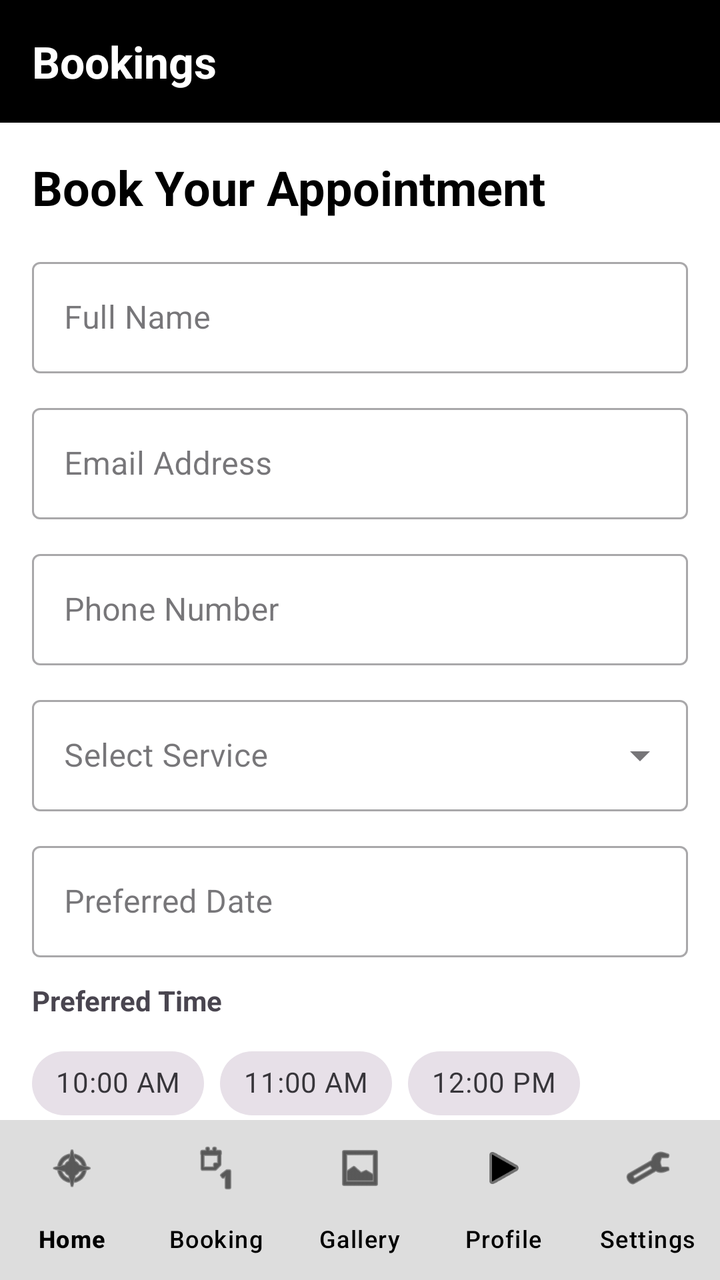
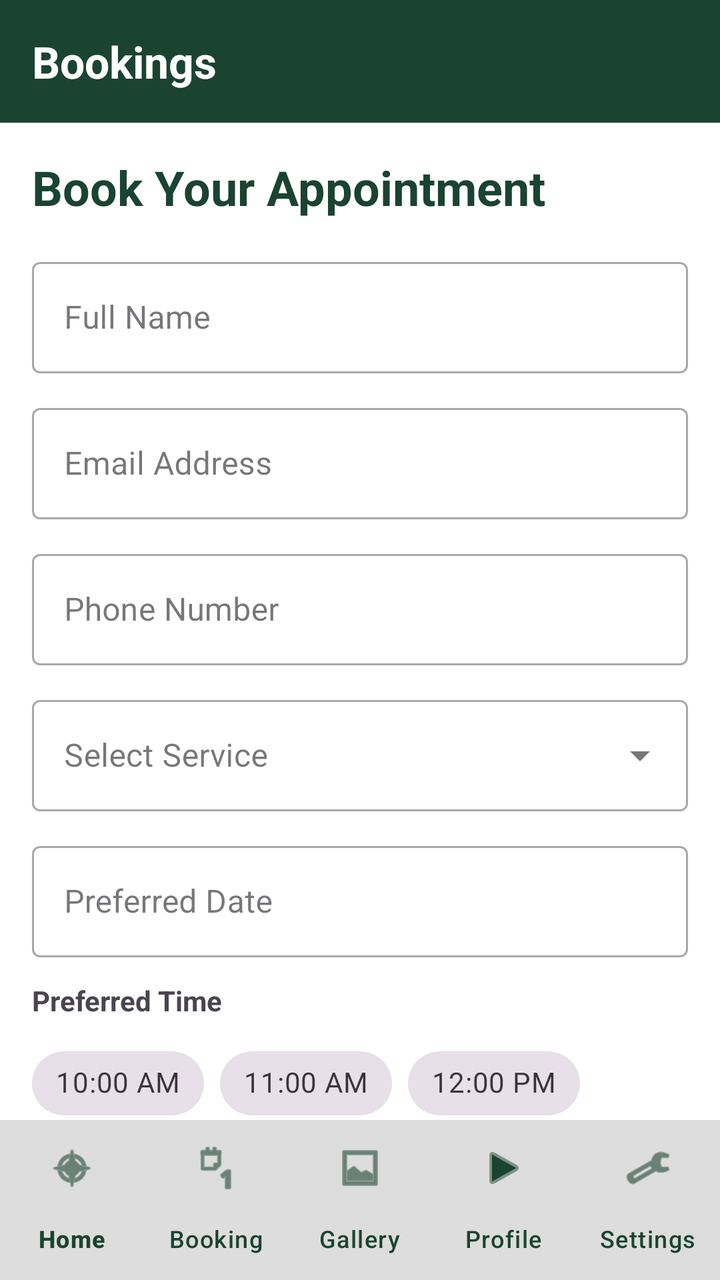

Screens rendered from an Android XML layout before and after an edit, with the pre-edit source and the edit as a unified diff.
<!-- AndroidManifest.xml: application theme Theme.Moes -->
<!-- res/layout/activity_booking_screen.xml -->
<?xml version="1.0" encoding="utf-8"?>
<RelativeLayout xmlns:android="http://schemas.android.com/apk/res/android"
    xmlns:app="http://schemas.android.com/apk/res-auto"
    xmlns:tools="http://schemas.android.com/tools"
    android:id="@+id/main"
    android:layout_width="match_parent"
    android:layout_height="match_parent"
    android:background="@color/white"
    tools:context=".BookingScreen">

    <RelativeLayout
        android:id="@+id/navBar"
        android:layout_width="match_parent"
        android:layout_height="wrap_content"
        android:padding="16dp"
        android:background="@color/black">

        <TextView
            android:layout_width="wrap_content"
            android:layout_height="wrap_content"
            android:text="Bookings"
            android:textColor="@color/white"
            android:textSize="22sp"
            android:textStyle="bold" />
    </RelativeLayout>

    <com.google.android.material.bottomnavigation.BottomNavigationView
        android:id="@+id/bottomNavigation"
        android:layout_width="match_parent"
        android:layout_height="wrap_content"
        android:layout_alignParentBottom="true"
        android:background="#22000000"
        app:itemIconTint="@color/black"
        app:itemTextColor="@color/black"
        app:labelVisibilityMode="labeled"
        app:menu="@menu/bottom_nav_menu" />

    <androidx.core.widget.NestedScrollView
        android:layout_width="match_parent"
        android:layout_height="match_parent"
        android:layout_below="@id/navBar"
        android:layout_above="@id/bottomNavigation"
        android:fillViewport="true">

        <LinearLayout
            android:layout_width="match_parent"
            android:layout_height="wrap_content"
            android:orientation="vertical"
            android:padding="16dp">

            <TextView
                android:layout_width="wrap_content"
                android:layout_height="wrap_content"
                android:text="Book Your Appointment"
                android:textColor="@color/black"
                android:textSize="24sp"
                android:textStyle="bold"
                android:layout_marginBottom="16dp" />

            
            <com.google.android.material.textfield.TextInputLayout
                style="@style/Widget.MaterialComponents.TextInputLayout.OutlinedBox"
                android:layout_width="match_parent"
                android:layout_height="wrap_content"
                android:hint="Full Name"
                android:layout_marginBottom="12dp">
                <com.google.android.material.textfield.TextInputEditText
                    android:id="@+id/etName"
                    android:layout_width="match_parent"
                    android:layout_height="wrap_content"
                    android:focusable="false"
                    android:clickable="false" />
            </com.google.android.material.textfield.TextInputLayout>

            
            <com.google.android.material.textfield.TextInputLayout
                style="@style/Widget.MaterialComponents.TextInputLayout.OutlinedBox"
                android:layout_width="match_parent"
                android:layout_height="wrap_content"
                android:hint="Email Address"
                android:layout_marginBottom="12dp">
                <com.google.android.material.textfield.TextInputEditText
                    android:id="@+id/etEmail"
                    android:layout_width="match_parent"
                    android:layout_height="wrap_content"
                    android:focusable="false"
                    android:clickable="false" />
            </com.google.android.material.textfield.TextInputLayout>

            
            <com.google.android.material.textfield.TextInputLayout
                style="@style/Widget.MaterialComponents.TextInputLayout.OutlinedBox"
                android:layout_width="match_parent"
                android:layout_height="wrap_content"
                android:hint="Phone Number"
                android:layout_marginBottom="12dp">
                <com.google.android.material.textfield.TextInputEditText
                    android:id="@+id/etPhone"
                    android:layout_width="match_parent"
                    android:layout_height="wrap_content"
                    android:inputType="phone" />
            </com.google.android.material.textfield.TextInputLayout>

            
            <com.google.android.material.textfield.TextInputLayout
                style="@style/Widget.MaterialComponents.TextInputLayout.OutlinedBox.ExposedDropdownMenu"
                android:layout_width="match_parent"
                android:layout_height="wrap_content"
                android:hint="Select Service"
                android:layout_marginBottom="12dp">
                <AutoCompleteTextView
                    android:id="@+id/spinnerService"
                    android:layout_width="match_parent"
                    android:layout_height="wrap_content"
                    android:inputType="none" />
            </com.google.android.material.textfield.TextInputLayout>

            
            <com.google.android.material.textfield.TextInputLayout
                style="@style/Widget.MaterialComponents.TextInputLayout.OutlinedBox"
                android:layout_width="match_parent"
                android:layout_height="wrap_content"
                android:hint="Preferred Date"
                android:layout_marginBottom="12dp">
                <com.google.android.material.textfield.TextInputEditText
                    android:id="@+id/etDate"
                    android:layout_width="match_parent"
                    android:layout_height="wrap_content"
                    android:focusable="false"
                    android:clickable="true" />
            </com.google.android.material.textfield.TextInputLayout>


            <TextView
                android:layout_width="wrap_content"
                android:layout_height="wrap_content"
                android:text="Preferred Time"
                android:textStyle="bold"
                android:layout_marginBottom="8dp"/>

            <com.google.android.material.chip.ChipGroup
                android:id="@+id/chipGroupTime"
                android:layout_width="match_parent"
                android:layout_height="wrap_content"
                app:singleSelection="true"
                android:layout_marginBottom="12dp">
                <com.google.android.material.chip.Chip android:id="@+id/chip1" style="@style/Widget.MaterialComponents.Chip.Choice" android:layout_width="wrap_content" android:layout_height="wrap_content" android:text="10:00 AM"/>
                <com.google.android.material.chip.Chip android:id="@+id/chip2" style="@style/Widget.MaterialComponents.Chip.Choice" android:layout_width="wrap_content" android:layout_height="wrap_content" android:text="11:00 AM"/>
                <com.google.android.material.chip.Chip style="@style/Widget.MaterialComponents.Chip.Choice" android:layout_width="wrap_content" android:layout_height="wrap_content" android:text="12:00 PM"/>
                <com.google.android.material.chip.Chip style="@style/Widget.MaterialComponents.Chip.Choice" android:layout_width="wrap_content" android:layout_height="wrap_content" android:text="1:00 PM"/>
                <com.google.android.material.chip.Chip style="@style/Widget.MaterialComponents.Chip.Choice" android:layout_width="wrap_content" android:layout_height="wrap_content" android:text="2:00 PM"/>
                <com.google.android.material.chip.Chip style="@style/Widget.MaterialComponents.Chip.Choice" android:layout_width="wrap_content" android:layout_height="wrap_content" android:text="3:00 PM"/>
            </com.google.android.material.chip.ChipGroup>

            
            <com.google.android.material.textfield.TextInputLayout
                style="@style/Widget.MaterialComponents.TextInputLayout.OutlinedBox"
                android:layout_width="match_parent"
                android:layout_height="wrap_content"
                android:hint="Additional Notes"
                android:layout_marginBottom="12dp">
                <com.google.android.material.textfield.TextInputEditText
                    android:id="@+id/etNotes"
                    android:layout_width="match_parent"
                    android:layout_height="wrap_content"
                    android:gravity="top"
                    android:inputType="textMultiLine"
                    android:lines="3" />
            </com.google.android.material.textfield.TextInputLayout>

            
            <com.google.android.material.checkbox.MaterialCheckBox
                android:id="@+id/cbAgree"
                android:layout_width="match_parent"
                android:layout_height="wrap_content"
                android:text="I agree to the aftercare instructions"
                android:layout_marginBottom="24dp" />

            <View
                android:layout_width="match_parent"
                android:layout_height="1dp"
                android:background="#DDDDDD"
                android:layout_marginBottom="24dp"/>



            <Button
                android:id="@+id/btnConfirmBooking"
                android:layout_width="match_parent"
                android:layout_height="56dp"
                android:backgroundTint="@color/black"
                android:text="Confirm Booking"
                android:textColor="@color/white"
                app:cornerRadius="12dp" />

        </LinearLayout>
    </androidx.core.widget.NestedScrollView>
</RelativeLayout>
<!-- resources referenced by this layout -->
<resources>
  <color name="black">#000000</color>
  <color name="white">#FFFFFF</color>
  <style name="Theme.Moes" parent="Theme.Material3.DayNight.NoActionBar">
      
      <item name="colorPrimary">@color/moes_forest_green</item>
      <item name="colorOnPrimary">@color/moes_gold</item>
  
      
      <item name="colorSecondary">@color/moes_gold</item>
      <item name="colorOnSecondary">@color/white</item>
  
      
      <item name="android:windowBackground">@color/moes_cream</item>
      <item name="android:statusBarColor">@color/moes_dark_header</item>
  </style>
  <color name="moes_forest_green">#1B4332</color>
  <color name="moes_gold">#C69C35</color>
  <color name="moes_cream">#FDFCF0</color>
  <color name="moes_dark_header">#121212</color>
</resources>

<!-- the commit's change to res/layout/activity_booking_screen.xml (unified diff, before → after) -->
@@ -13,7 +13,7 @@
         android:layout_width="match_parent"
         android:layout_height="wrap_content"
         android:padding="16dp"
-        android:background="@color/black">
+        android:background="@color/moes_forest_green">
 
         <TextView
             android:layout_width="wrap_content"
@@ -30,8 +30,8 @@
         android:layout_height="wrap_content"
         android:layout_alignParentBottom="true"
         android:background="#22000000"
-        app:itemIconTint="@color/black"
-        app:itemTextColor="@color/black"
+        app:itemIconTint="@color/moes_forest_green"
+        app:itemTextColor="@color/moes_forest_green"
         app:labelVisibilityMode="labeled"
         app:menu="@menu/bottom_nav_menu" />
 
@@ -52,7 +52,7 @@
                 android:layout_width="wrap_content"
                 android:layout_height="wrap_content"
                 android:text="Book Your Appointment"
-                android:textColor="@color/black"
+                android:textColor="@color/moes_forest_green"
                 android:textSize="24sp"
                 android:textStyle="bold"
                 android:layout_marginBottom="16dp" />
@@ -169,12 +169,13 @@
             </com.google.android.material.textfield.TextInputLayout>
 
             
+
             <com.google.android.material.checkbox.MaterialCheckBox
                 android:id="@+id/cbAgree"
                 android:layout_width="match_parent"
                 android:layout_height="wrap_content"
-                android:text="I agree to the aftercare instructions"
-                android:layout_marginBottom="24dp" />
+                android:layout_marginBottom="24dp"
+                android:text="I agree to the aftercare instructions" />
 
             <View
                 android:layout_width="match_parent"
@@ -188,7 +189,7 @@
                 android:id="@+id/btnConfirmBooking"
                 android:layout_width="match_parent"
                 android:layout_height="56dp"
-                android:backgroundTint="@color/black"
+                android:backgroundTint="@color/moes_forest_green"
                 android:text="Confirm Booking"
                 android:textColor="@color/white"
                 app:cornerRadius="12dp" />
<!-- resource entries referenced after the edit -->
@@ -1,6 +1,5 @@
 <!-- resources referenced by this layout -->
 <resources>
-  <color name="black">#000000</color>
   <color name="white">#FFFFFF</color>
   <style name="Theme.Moes" parent="Theme.Material3.DayNight.NoActionBar">
       
